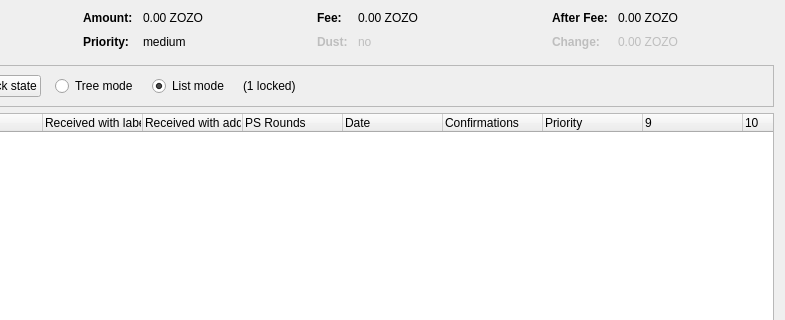
The window that src/qt/forms/coincontroldialog.ui (ZoZoCoin/ZoZo-blockchain) describes before a commit, drawn with Qt 5; both pictures show x 169 to 954 and y 0 to 320 of the 954 by 500 pixel window.
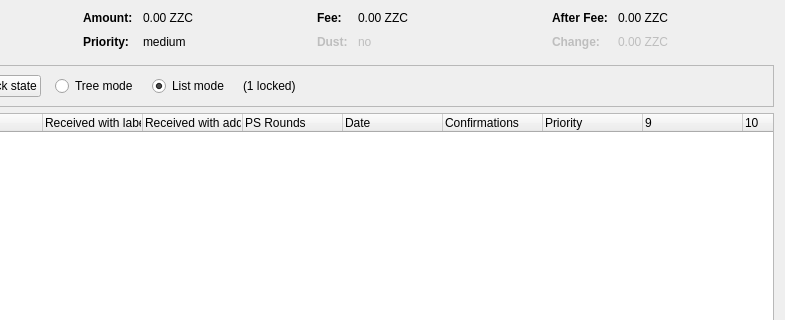
The same window after the commit. Custom widgets are drawn as their Qt base class.

Commit message: ZOZO to ZZC

What changed in the file:
```diff
--- a/src/qt/forms/coincontroldialog.ui
+++ b/src/qt/forms/coincontroldialog.ui
@@ -132,7 +132,7 @@
           <enum>Qt::ActionsContextMenu</enum>
          </property>
          <property name="text">
-          <string notr="true">0.00 ZOZO</string>
+          <string notr="true">0.00 ZZC</string>
          </property>
          <property name="textInteractionFlags">
           <set>Qt::LinksAccessibleByMouse|Qt::TextSelectableByKeyboard|Qt::TextSelectableByMouse</set>
@@ -206,7 +206,7 @@
           <enum>Qt::ActionsContextMenu</enum>
          </property>
          <property name="text">
-          <string notr="true">0.00 ZOZO</string>
+          <string notr="true">0.00 ZZC</string>
          </property>
          <property name="textInteractionFlags">
           <set>Qt::LinksAccessibleByMouse|Qt::TextSelectableByKeyboard|Qt::TextSelectableByMouse</set>
@@ -286,7 +286,7 @@
           <enum>Qt::ActionsContextMenu</enum>
          </property>
          <property name="text">
-          <string notr="true">0.00 ZOZO</string>
+          <string notr="true">0.00 ZZC</string>
          </property>
          <property name="textInteractionFlags">
           <set>Qt::LinksAccessibleByMouse|Qt::TextSelectableByKeyboard|Qt::TextSelectableByMouse</set>
@@ -321,7 +321,7 @@
           <enum>Qt::ActionsContextMenu</enum>
          </property>
          <property name="text">
-          <string notr="true">0.00 ZOZO</string>
+          <string notr="true">0.00 ZZC</string>
          </property>
          <property name="textInteractionFlags">
           <set>Qt::LinksAccessibleByMouse|Qt::TextSelectableByKeyboard|Qt::TextSelectableByMouse</set>
```
The commit also changes 77 other files.
